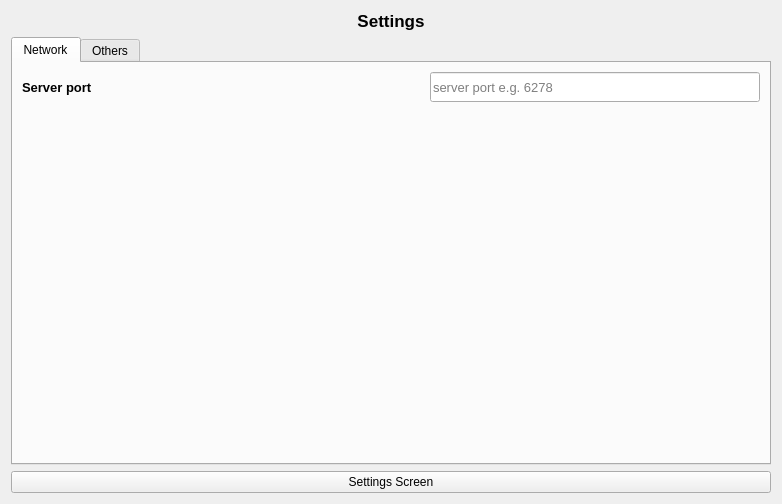
Above: src/Screens/SettingsScreen/settingsscreen.ui from Gustopoll/TheCards before the change. Below: the same form after it.
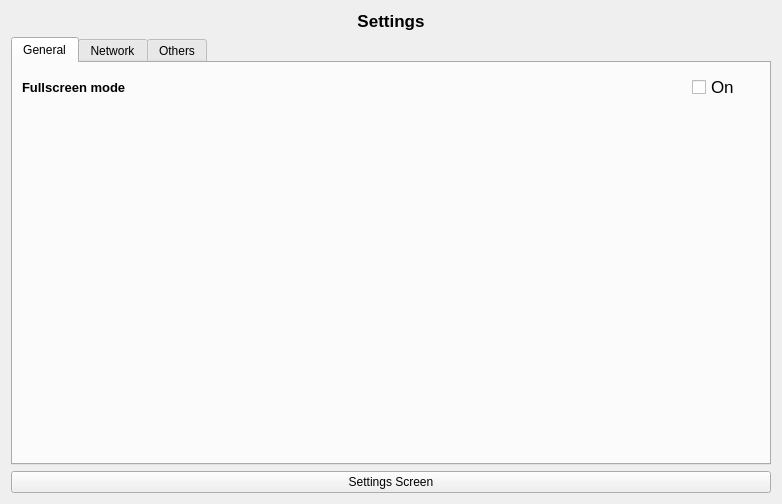
That is the form after the change.

What changed in the file:
```diff
--- a/src/Screens/SettingsScreen/settingsscreen.ui
+++ b/src/Screens/SettingsScreen/settingsscreen.ui
@@ -28,6 +28,84 @@
        <property name="currentIndex">
         <number>0</number>
        </property>
+       <widget class="QWidget" name="tabGeneral">
+        <attribute name="title">
+         <string>General</string>
+        </attribute>
+        <layout class="QGridLayout" name="gridLayout_4">
+         <item row="0" column="0">
+          <layout class="QGridLayout" name="gridGeneral">
+           <item row="0" column="0">
+            <widget class="QLabel" name="labelFullscreen">
+             <property name="sizePolicy">
+              <sizepolicy hsizetype="Preferred" vsizetype="Minimum">
+               <horstretch>0</horstretch>
+               <verstretch>0</verstretch>
+              </sizepolicy>
+             </property>
+             <property name="minimumSize">
+              <size>
+               <width>0</width>
+               <height>30</height>
+              </size>
+             </property>
+             <property name="font">
+              <font>
+               <pointsize>10</pointsize>
+               <bold>true</bold>
+              </font>
+             </property>
+             <property name="text">
+              <string>Fullscreen mode</string>
+             </property>
+            </widget>
+           </item>
+           <item row="0" column="1">
+            <spacer name="horizontalSpacer_2">
+             <property name="orientation">
+              <enum>Qt::Orientation::Horizontal</enum>
+             </property>
+             <property name="sizeHint" stdset="0">
+              <size>
+               <width>40</width>
+               <height>20</height>
+              </size>
+             </property>
+            </spacer>
+           </item>
+           <item row="2" column="3">
+            <spacer name="verticalSpacer_2">
+             <property name="orientation">
+              <enum>Qt::Orientation::Vertical</enum>
+             </property>
+             <property name="sizeType">
+              <enum>QSizePolicy::Policy::Expanding</enum>
+             </property>
+             <property name="sizeHint" stdset="0">
+              <size>
+               <width>20</width>
+               <height>40</height>
+              </size>
+             </property>
+            </spacer>
+           </item>
+           <item row="0" column="2">
+            <widget class="QCheckBox" name="checkBoxFullscreen">
+             <property name="font">
+              <font>
+               <pointsize>13</pointsize>
+               <bold>false</bold>
+              </font>
+             </property>
+             <property name="text">
+              <string>On</string>
+             </property>
+            </widget>
+           </item>
+          </layout>
+         </item>
+        </layout>
+       </widget>
        <widget class="QWidget" name="tabNetwork">
         <attribute name="title">
          <string>Network</string>
```
